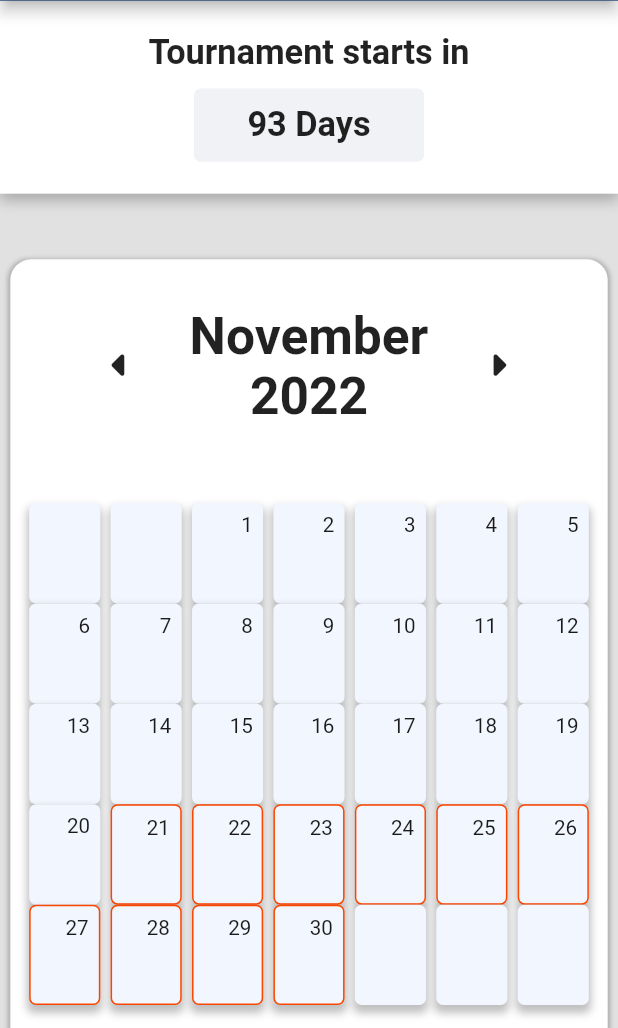
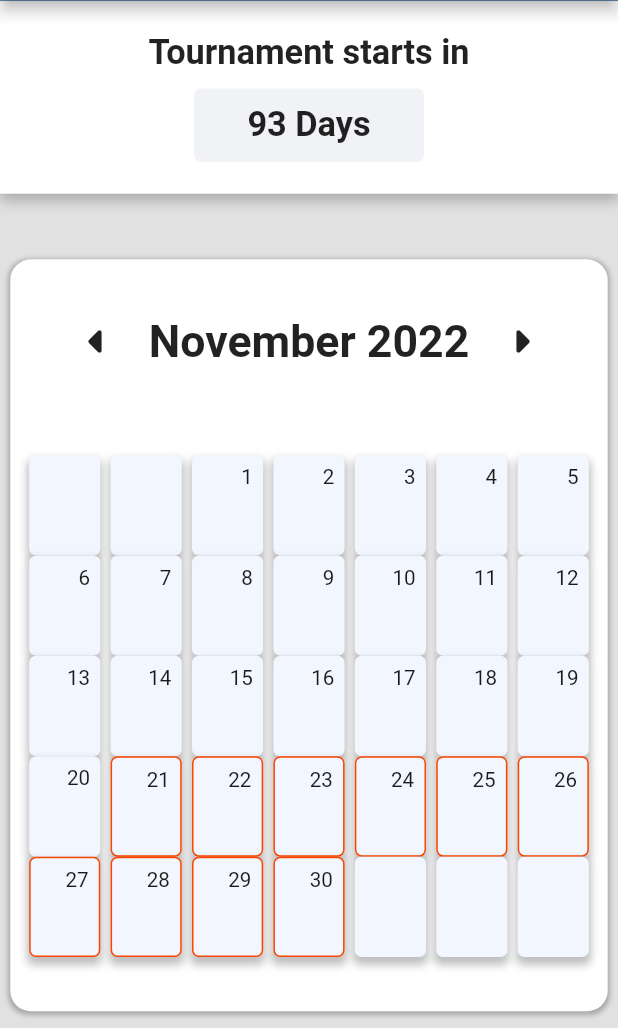
Before and after one commit to tahaaslam1/world_cup_calendar, a Flutter app: the screen it shows after launch, on a phone screen of 412 x 824 dp, the part 208-1236 px from its top. Run offline on Flutter 3.47's test engine with Material 2 defaults, Android fonts, the light colour scheme and no system bars; drawn by our look-alikes of table_calendar; our stand-ins replace flutter_screenutil, font_awesome_flutter, google_fonts; Roboto replaces fonts that are missing (Gadugi).

Commit message:
icnos also added

```diff
--- a/lib/constants.dart
+++ b/lib/constants.dart
@@ -13,7 +13,6 @@ const kFocusedCalendarCellColor = Color(0xFFFC4600);
 const kCalendarDayColor = Color(0xFF1A1A1A);
 
 var kCustomCalendarHeaderStyle = HeaderStyle(
-
   titleCentered: true,
   formatButtonVisible: false,
   headerPadding: EdgeInsets.only(
@@ -22,18 +21,14 @@ var kCustomCalendarHeaderStyle = HeaderStyle(
     top: 24.0.h,
     bottom: 40.0.h,
   ),
-  leftChevronPadding: EdgeInsets.symmetric(horizontal: 24.0.w),
-  rightChevronPadding: EdgeInsets.symmetric(horizontal: 24.0.w) ,
-  leftChevronIcon: FaIcon(
+  leftChevronIcon: const FaIcon(
     FontAwesomeIcons.caretLeft,
-    size: 20.0.sp,
   ),
-  rightChevronIcon: FaIcon(
+  rightChevronIcon: const FaIcon(
     FontAwesomeIcons.caretRight,
-    size: 20.0.sp,
   ),
   titleTextStyle: TextStyle(
-    fontSize: 30.sp,
+    fontSize: 26.sp,
     fontWeight: FontWeight.w700,
     fontFamily: 'Roboto',
     fontStyle: FontStyle.normal,
```
Also changed, not shown: lib/styles.dart (deleted), 10 other files.
